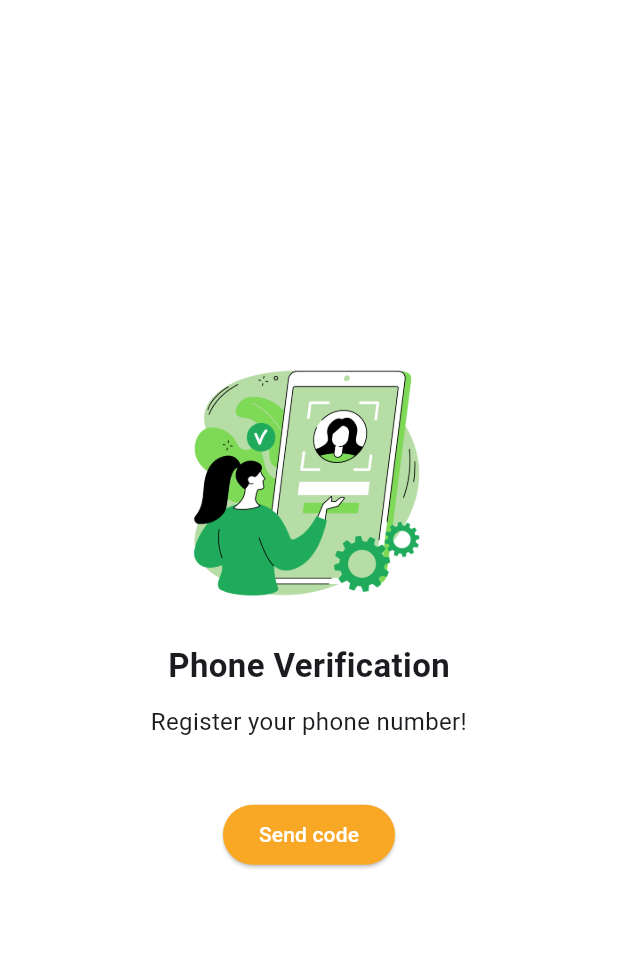
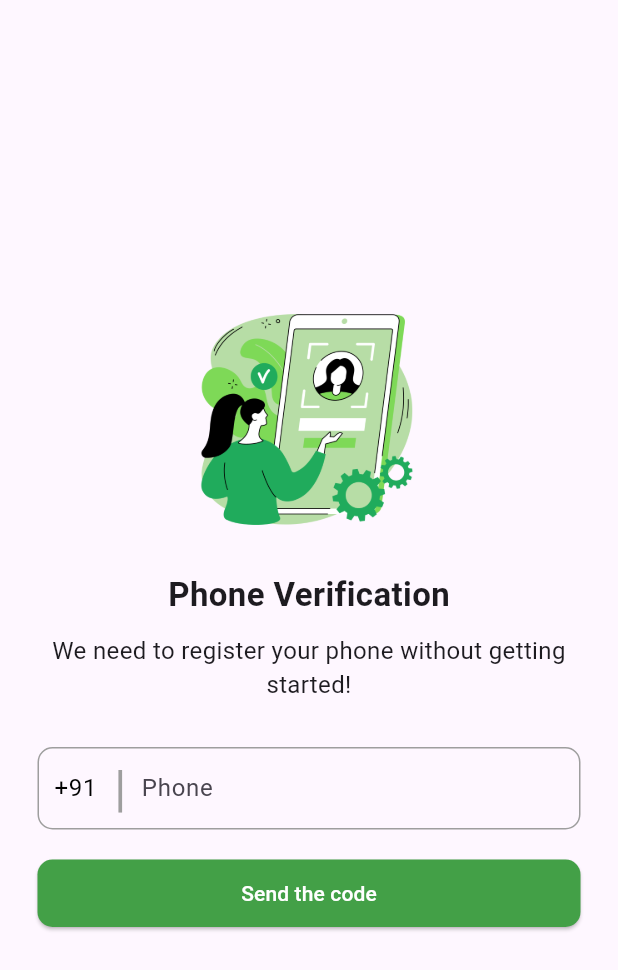
Before and after one commit to iamadya/flutter_reels, a Flutter app: the screen it shows after launch, on a phone screen of 412 x 824 dp. Shown: the top 970 px of the screen. Run offline on Flutter 3.47's test engine with Material 3 defaults, Android fonts, the phone set to English and light mode, and no system bars; our stand-ins replace flutter_otp_text_field.

Commit message:
login screen done

```diff
--- a/lib/main.dart
+++ b/lib/main.dart
@@ -13,6 +13,6 @@ void main() => runApp(MaterialApp(
 
     '/profile_screen': (context) => ProfileScreen(),
     // '/login_screen': (context) => LoginScreen(),
-    // '/otp_screen': (context) => OtpScreen(),
+    '/otp_screen': (context) => OtpScreen(),
   },
 ));
--- a/lib/screens/login_screen/login_screen.dart
+++ b/lib/screens/login_screen/login_screen.dart
@@ -1,54 +1,117 @@
 import 'package:flutter/material.dart';
 
-class LoginScreen extends StatelessWidget {
-  const LoginScreen({super.key});
+class LoginScreen extends StatefulWidget {
+  const LoginScreen({Key? key}) : super(key: key);
+
+  @override
+  State<LoginScreen> createState() => _LoginScreenState();
+}
+
+class _LoginScreenState extends State<LoginScreen> {
+  TextEditingController countryController = TextEditingController();
+
+  @override
+  void initState() {
+    // TODO: implement initState
+    countryController.text = "+91";
+    super.initState();
+  }
 
   @override
   Widget build(BuildContext context) {
     return Scaffold(
-      backgroundColor: Colors.white,
       body: Container(
+        margin: EdgeInsets.only(left: 25, right: 25),
         alignment: Alignment.center,
         child: SingleChildScrollView(
           child: Column(
             mainAxisAlignment: MainAxisAlignment.center,
-            children: <Widget>[
-              Image.asset('assets/img1.png', width: 160, height: 160),
-              SizedBox(height: 25),
-              // Row(
-              //   children: <Widget> [
-              //     SizedBox(
-              //       width: 40,
-              //       child: TextField(),
-              //     ),
-              //     SizedBox(width: 10),
-              //     Expanded(
-              //       child: TextField(),
-              //     ),
-              //     TextField(),
-              //   ],
-              // ),
+            children: [
+              Image.asset(
+                'assets/img1.png',
+                width: 150,
+                height: 150,
+              ),
+              SizedBox(
+                height: 25,
+              ),
               Text(
-                'Phone Verification',
+                "Phone Verification",
                 style: TextStyle(fontSize: 22, fontWeight: FontWeight.bold),
               ),
-              SizedBox(height: 10),
+              SizedBox(
+                height: 10,
+              ),
               Text(
-                'Register your phone number!',
-                style: TextStyle(fontSize: 16),
+                "We need to register your phone without getting started!",
+                style: TextStyle(
+                  fontSize: 16,
+                ),
                 textAlign: TextAlign.center,
               ),
               SizedBox(
-                height: 40,
+                height: 30,
+              ),
+              Container(
+                height: 55,
+                decoration: BoxDecoration(
+                    border: Border.all(width: 1, color: Colors.grey),
+                    borderRadius: BorderRadius.circular(10)),
+                child: Row(
+                  mainAxisAlignment: MainAxisAlignment.center,
+                  children: [
+                    SizedBox(
+                      width: 10,
+                    ),
+                    SizedBox(
+                      width: 40,
+                      child: TextField(
+                        controller: countryController,
+                        style: TextStyle(color: Colors.black),
+                        keyboardType: TextInputType.number,
+                        decoration: InputDecoration(
+                          border: InputBorder.none,
+                        ),
+                      ),
+                    ),
+                    Text(
+                      "|",
+                      style: TextStyle(fontSize: 33, color: Colors.grey),
+                    ),
+                    SizedBox(
+                      width: 10,
+                    ),
+                    Expanded(
+                        child: TextField(
+                      keyboardType: TextInputType.phone,
+                      decoration: InputDecoration(
+                        border: InputBorder.none,
+                        hintText: "Phone",
+                      ),
+                    ))
+                  ],
+                ),
               ),
               SizedBox(
+                height: 20,
+              ),
+              SizedBox(
+                width: double.infinity,
+                height: 45,
                 child: ElevatedButton(
-                    onPressed: () {},
-                    child: Text('Send code',
-                        style: TextStyle(color: Colors.white)),
                     style: ElevatedButton.styleFrom(
-                        primary: Colors.yellow.shade800)),
-              ),
+                        primary: Colors.green.shade600,
+                        shape: RoundedRectangleBorder(
+                            borderRadius: BorderRadius.circular(10))),
+                    onPressed: () {
+                      print('is this working?');
+                      Navigator.pushNamed(context, '/otp_screen');
+                    },
+                    child: Text(
+                      "Send the code",
+                      style: TextStyle(color: Colors.white),
+                    )),
+              )
             ],
           ),
         ),
```
